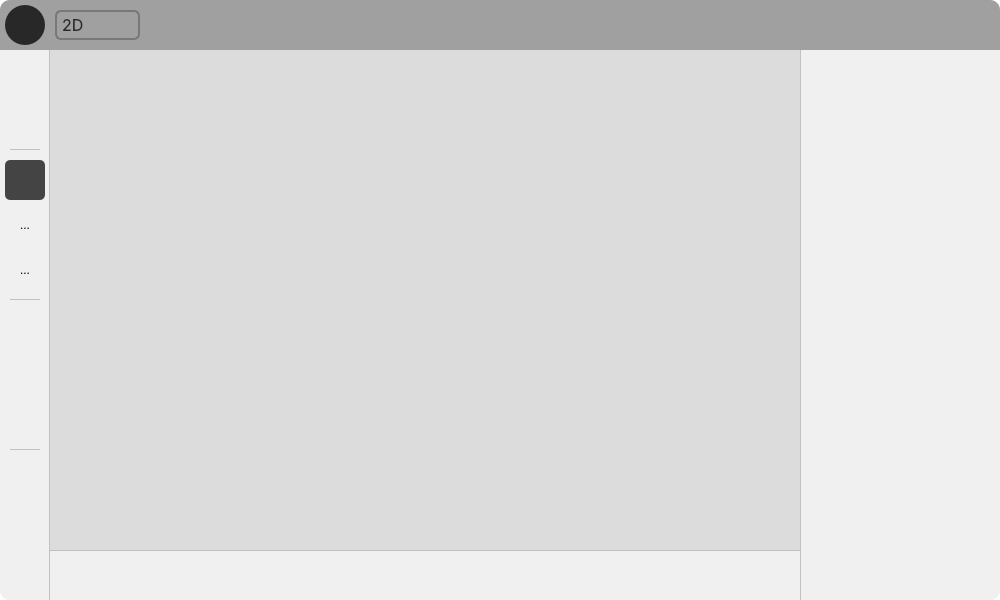
The window that main_structure.ui (KatouMegumii/easy-to-segment) describes before a commit, drawn with Qt 5.
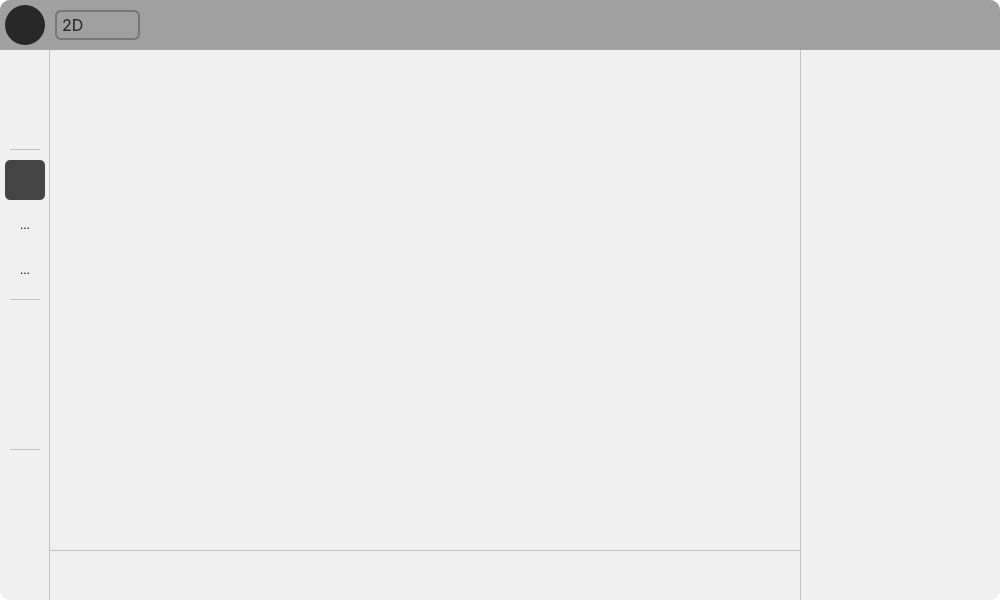
The same window after the commit. Icons and pictures are not drawn.

Commit message: move image viewer function into Class ImageViewer and reforged mouse events

Diff of the .ui file:
```diff
--- a/main_structure.ui
+++ b/main_structure.ui
@@ -1075,37 +1075,6 @@
      </property>
     </widget>
    </widget>
-   <widget class="QGraphicsView" name="image_viewer">
-    <property name="geometry">
-     <rect>
-      <x>50</x>
-      <y>50</y>
-      <width>750</width>
-      <height>500</height>
-     </rect>
-    </property>
-    <property name="styleSheet">
-     <string notr="true">border-radius:0px;
-background-color: rgb(220, 220, 220)</string>
-    </property>
-    <property name="verticalScrollBarPolicy">
-     <enum>Qt::ScrollBarAlwaysOff</enum>
-    </property>
-    <property name="horizontalScrollBarPolicy">
-     <enum>Qt::ScrollBarAlwaysOff</enum>
-    </property>
-    <property name="transformationAnchor">
-     <enum>QGraphicsView::AnchorUnderMouse</enum>
-    </property>
-    <property name="resizeAnchor">
-     <enum>QGraphicsView::AnchorViewCenter</enum>
-    </property>
-   </widget>
-   <zorder>image_viewer</zorder>
-   <zorder>frame_top_bar</zorder>
-   <zorder>frame_function_bar</zorder>
-   <zorder>frame_mask_list</zorder>
-   <zorder>frame_display</zorder>
   </widget>
  </widget>
  <resources/>
```
The commit also changes 3 other files.
